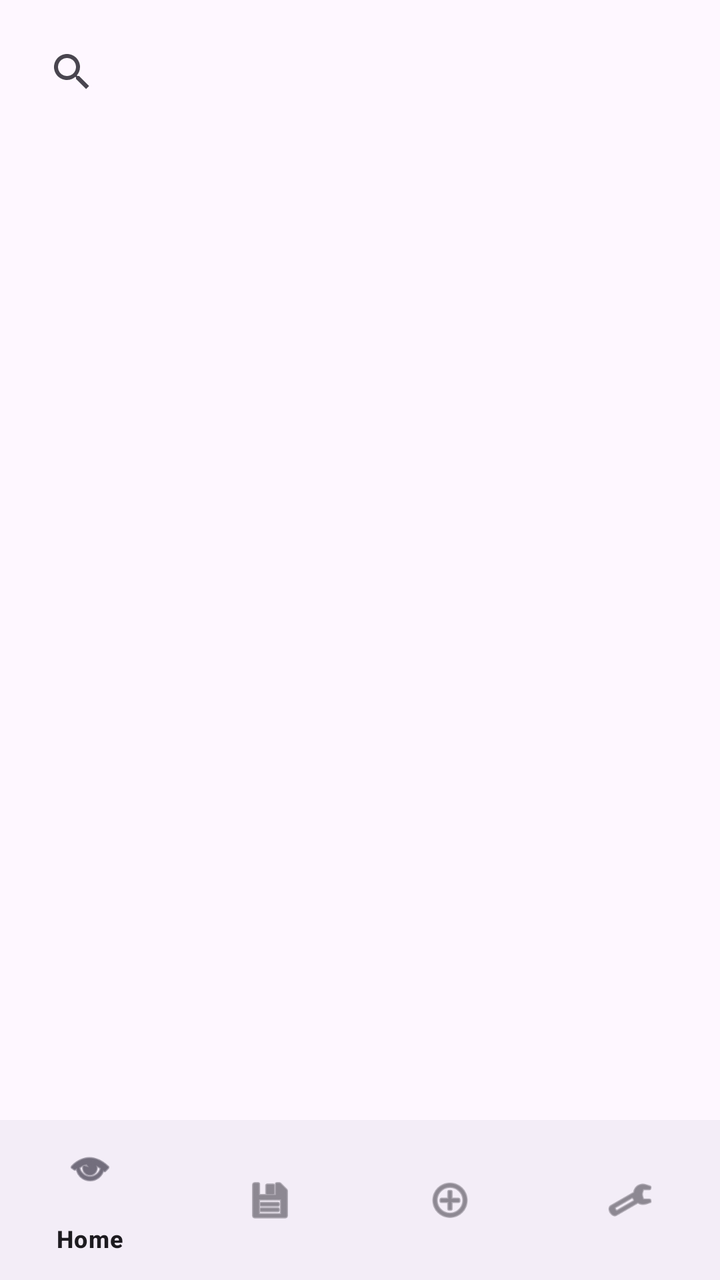
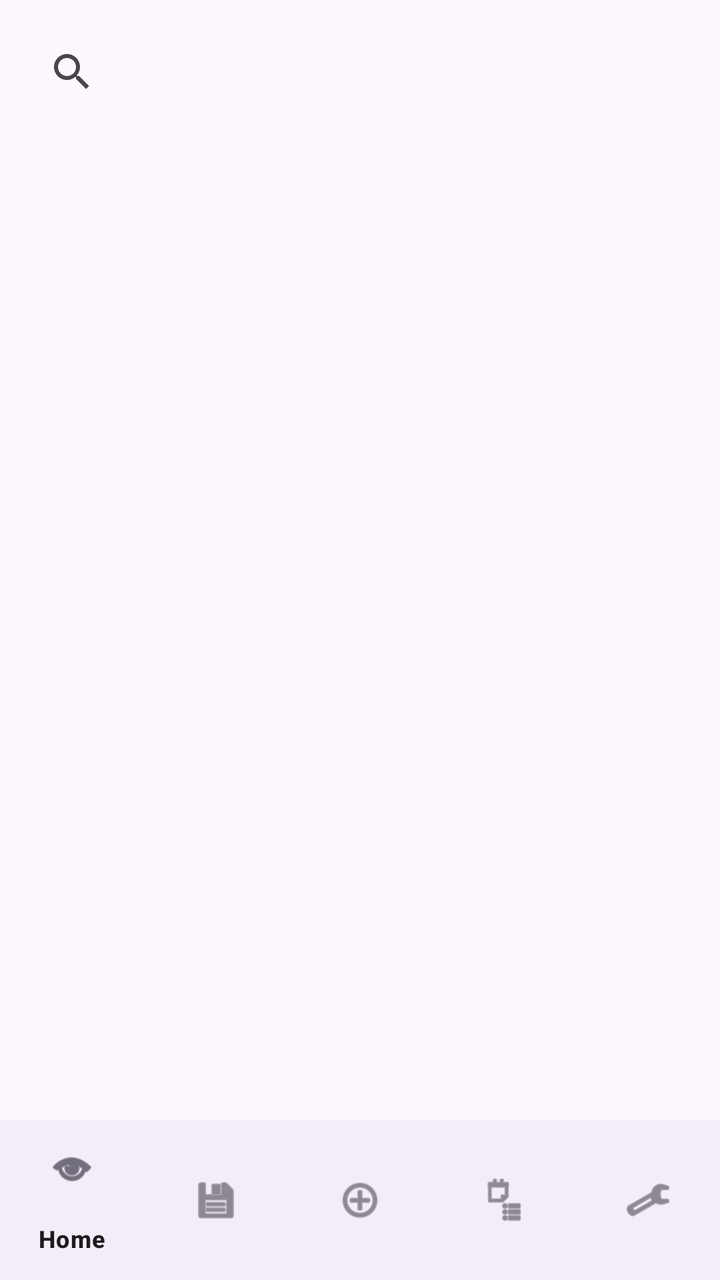

The first picture is an Android layout as it rendered before a commit; the second is the same layout after the commit. The layout source and the unified diff follow.
<!-- AndroidManifest.xml: application theme Theme.NammaVastra -->
<!-- res/layout/activity_home.xml -->
<?xml version="1.0" encoding="utf-8"?>
<LinearLayout
    xmlns:android="http://schemas.android.com/apk/res/android"
    xmlns:app="http://schemas.android.com/apk/res-auto"
    android:layout_width="match_parent"
    android:layout_height="match_parent"
    android:orientation="vertical">

    <androidx.appcompat.widget.SearchView
        android:id="@+id/searchView"
        android:layout_width="match_parent"
        android:layout_height="wrap_content"
        android:queryHint="Search Sarees"
        android:layout_margin="12dp"/>

    <androidx.recyclerview.widget.RecyclerView
        android:id="@+id/recyclerViewProducts"
        android:layout_width="match_parent"
        android:layout_height="0dp"
        android:layout_weight="1"/>

    <com.google.android.material.bottomnavigation.BottomNavigationView
        android:id="@+id/bottomNavigation"
        android:layout_width="match_parent"
        android:layout_height="wrap_content"
        app:menu="@menu/bottom_menu"/>

</LinearLayout>
<!-- resources referenced by this layout -->
<resources>
  <style name="Theme.NammaVastra" parent="Base.Theme.NammaVastra" />
  <style name="Base.Theme.NammaVastra" parent="Theme.Material3.DayNight.NoActionBar">
          
          
      </style>
</resources>

<!-- the commit's change to res/layout/activity_home.xml (unified diff, before → after) -->
@@ -6,6 +6,7 @@
     android:layout_height="match_parent"
     android:orientation="vertical">
 
+    
     <androidx.appcompat.widget.SearchView
         android:id="@+id/searchView"
         android:layout_width="match_parent"
@@ -13,12 +14,14 @@
         android:queryHint="Search Sarees"
         android:layout_margin="12dp"/>
 
+    
     <androidx.recyclerview.widget.RecyclerView
         android:id="@+id/recyclerViewProducts"
         android:layout_width="match_parent"
         android:layout_height="0dp"
         android:layout_weight="1"/>
 
+    
     <com.google.android.material.bottomnavigation.BottomNavigationView
         android:id="@+id/bottomNavigation"
         android:layout_width="match_parent"
